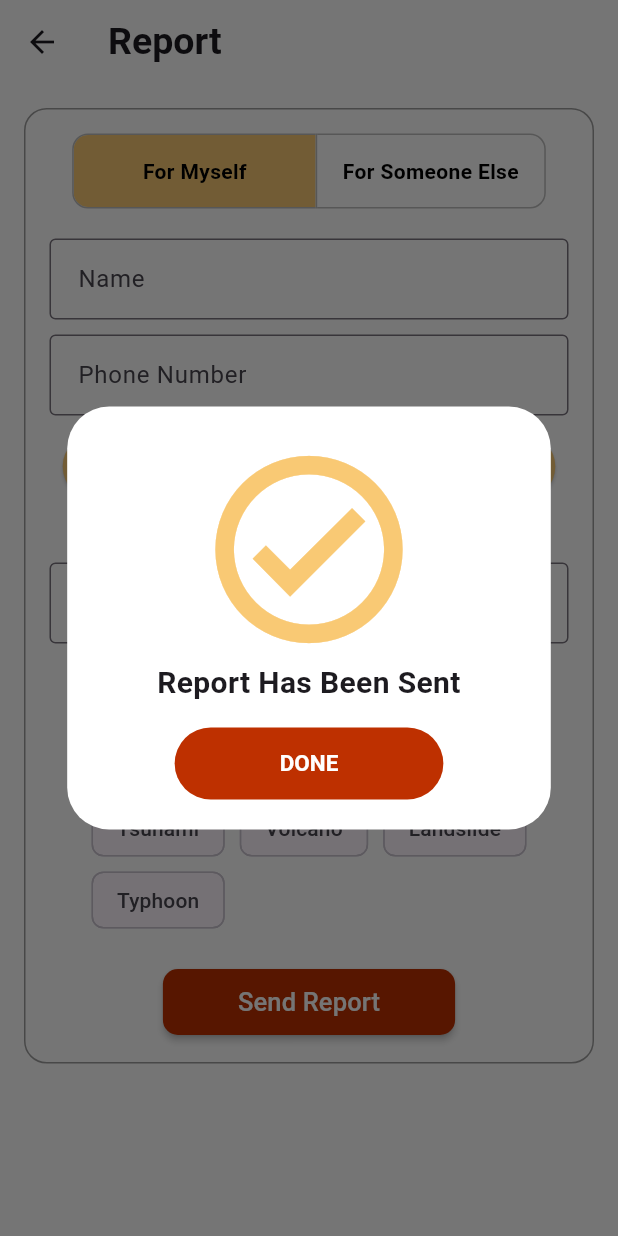
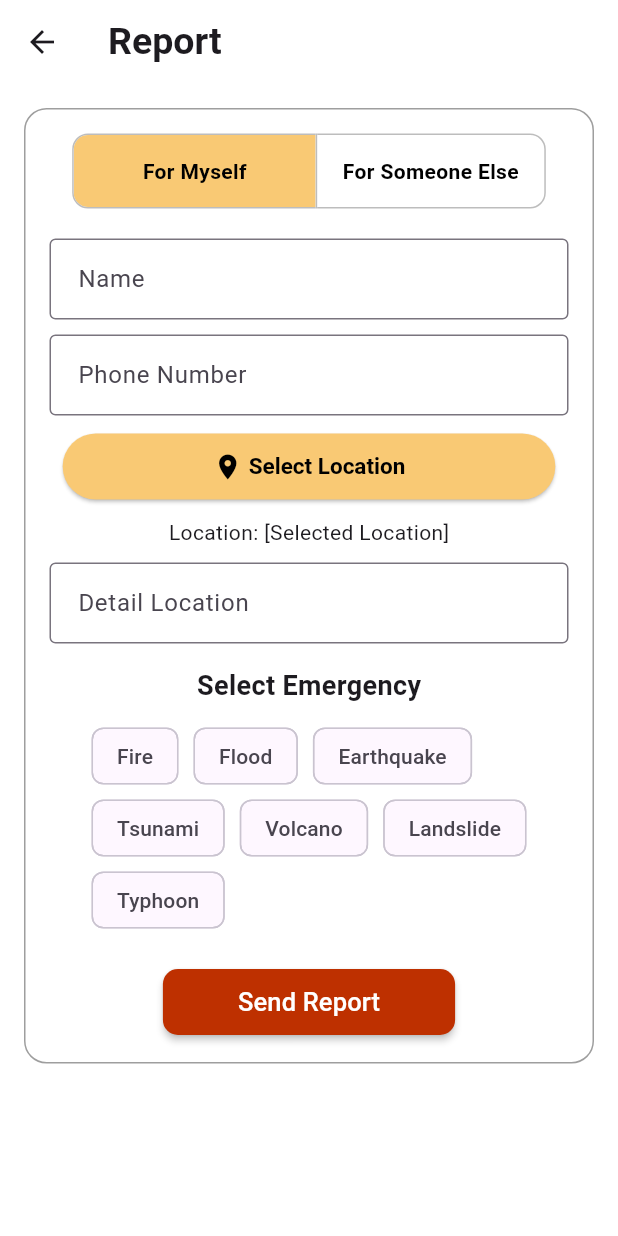
Before and after one commit to Drasticia/FirstAppMobile, a Flutter app: the ReportScreen screen opened directly, after a tap on "Send Report", on a phone screen of 412 x 824 dp. Run offline on Flutter 3.47's test engine with Material 3 defaults, Android fonts, the light colour scheme and no system bars; our stand-ins replace awesome_snackbar_content, cloud_firestore, firebase_auth, firebase_core, geocoding, geolocator and 1 more; missing offline and left inert: flutter_google_places, google_maps_webservice; accounts and stored records are empty; Roboto replaces fonts that are missing (SFProText).

Commit message:
Hpus Dialog ReportSend

```diff
--- a/apptubes/lib/screen/homescreen.dart
+++ b/apptubes/lib/screen/homescreen.dart
@@ -184,7 +184,7 @@ class _HomeScreenState extends State<HomeScreen> {
                             padding: EdgeInsets.all(16.0),
                             child: Column(
                               crossAxisAlignment: CrossAxisAlignment.start,
-                              children: [
+                              children  : [
                                 Text(
                                   'General',
                                   style: TextStyle(
--- a/apptubes/lib/screen/reportscreen.dart
+++ b/apptubes/lib/screen/reportscreen.dart
@@ -174,54 +174,9 @@ class _ReportScreenState extends State<ReportScreen> {
                 ),
                 SizedBox(height: 20),
                 ElevatedButton(
-                  onPressed: () => showDialog<String>(
-                    context: context,
-                    builder: (BuildContext context) => Dialog(
-                      backgroundColor: Colors.white,
-                      child: Padding(
-                        padding: const EdgeInsets.symmetric(horizontal: 60, vertical: 20),
-                        child: Column(
-                          mainAxisAlignment: MainAxisAlignment.center,
-                          mainAxisSize: MainAxisSize.min,
-                          children: <Widget>[
-                            Icon(
-                              Icons.check_circle_outline_outlined,
-                              size: 150,
-                              color: const Color.fromRGBO(249, 201, 116, 1),
-                            ),
-                            Text(
-                              'Report Has Been Sent',
-                              textAlign: TextAlign.center,
-                              style: TextStyle(
-                                fontSize: 20,
-                                fontWeight: FontWeight.bold,
-                              ),
-                            ),
-                            SizedBox(height: 15),
-                            TextButton(
-                              onPressed: () {
-                                Navigator.pop(context);
-                              },
-                              style: TextButton.styleFrom(
-                                backgroundColor: const Color.fromRGBO(190, 48, 0, 1),
-                                textStyle: TextStyle(
-                                  fontSize: 15,
-                                  fontWeight: FontWeight.bold,
-                                ),
-                                padding: EdgeInsets.symmetric(horizontal: 70, vertical: 15),
-                              ),
-                              child: Text(
-                                'DONE',
-                                style: TextStyle(
-                                  color: Colors.white,
-                                ),
-                              ),
-                            ),
-                          ],
-                        ),
-                      ),
-                    ),
-                  ),
+                  onPressed: () {},
+
+
                   child: Text(
                     'Send Report',
                     style: TextStyle(
```
